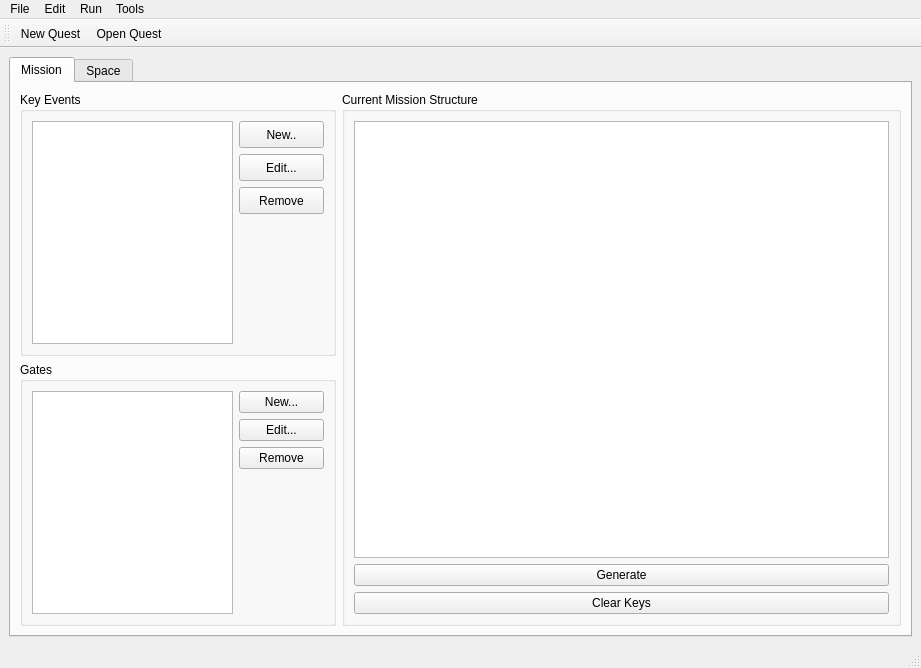
Above: ui/editorwindow.ui from hkeeble/ProcLevelDesigner before the change. Below: the same form after it.
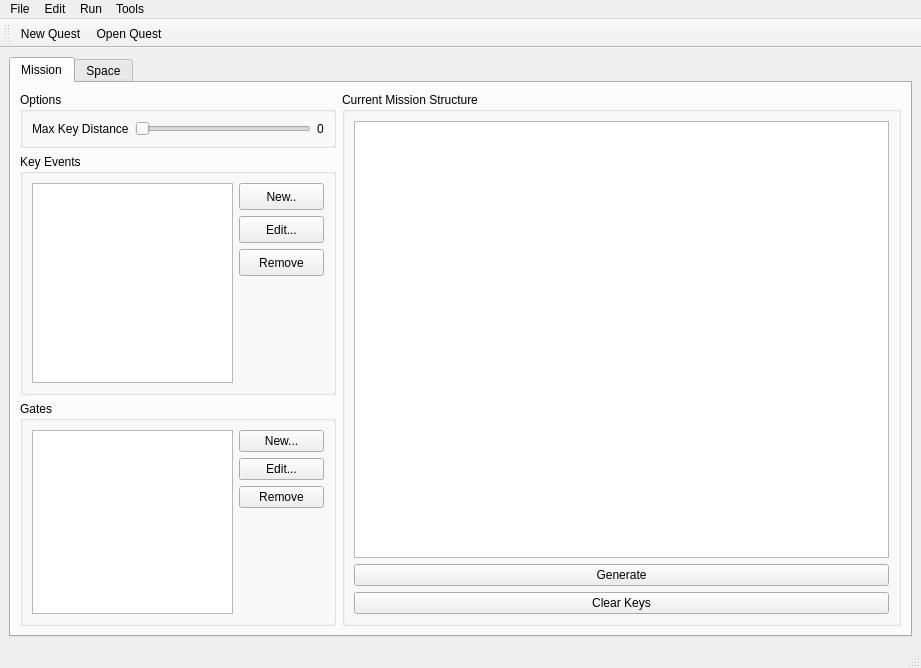
That is the form after the change. The open tabs and pages were chosen to show the change. Custom widgets are drawn as their Qt base class.

```diff
--- a/ui/editorwindow.ui
+++ b/ui/editorwindow.ui
@@ -44,6 +44,82 @@
             <property name="sizeConstraint">
              <enum>QLayout::SetMaximumSize</enum>
             </property>
+            <item>
+             <widget class="QGroupBox" name="groupBox">
+              <property name="title">
+               <string>Options</string>
+              </property>
+              <layout class="QVBoxLayout" name="verticalLayout_5">
+               <item>
+                <layout class="QHBoxLayout" name="horizontalLayout_5">
+                 <item>
+                  <widget class="QLabel" name="keyDistLabel">
+                   <property name="sizePolicy">
+                    <sizepolicy hsizetype="Fixed" vsizetype="Preferred">
+                     <horstretch>0</horstretch>
+                     <verstretch>0</verstretch>
+                    </sizepolicy>
+                   </property>
+                   <property name="toolTip">
+                    <string>The level of distribution between key event and it's required gate.</string>
+                   </property>
+                   <property name="text">
+                    <string>Max Key Distance</string>
+                   </property>
+                  </widget>
+                 </item>
+                 <item>
+                  <widget class="QSlider" name="maxKeyDistSlider">
+                   <property name="sizePolicy">
+                    <sizepolicy hsizetype="Minimum" vsizetype="Fixed">
+                     <horstretch>0</horstretch>
+                     <verstretch>0</verstretch>
+                    </sizepolicy>
+                   </property>
+                   <property name="minimum">
+                    <number>1</number>
+                   </property>
+                   <property name="maximum">
+                    <number>2</number>
+                   </property>
+                   <property name="pageStep">
+                    <number>1</number>
+                   </property>
+                   <property name="orientation">
+                    <enum>Qt::Horizontal</enum>
+                   </property>
+                   <property name="invertedAppearance">
+                    <bool>false</bool>
+                   </property>
+                   <property name="invertedControls">
+                    <bool>false</bool>
+                   </property>
+                   <property name="tickPosition">
+                    <enum>QSlider::NoTicks</enum>
+                   </property>
+                   <property name="tickInterval">
+                    <number>0</number>
+                   </property>
+                  </widget>
+                 </item>
+                 <item>
+                  <widget class="QLabel" name="maxKeyDistLabel">
+                   <property name="sizePolicy">
+                    <sizepolicy hsizetype="Maximum" vsizetype="Preferred">
+                     <horstretch>0</horstretch>
+                     <verstretch>0</verstretch>
+                    </sizepolicy>
+                   </property>
+                   <property name="text">
+                    <string>0</string>
+                   </property>
+                  </widget>
+                 </item>
+                </layout>
+               </item>
+              </layout>
+             </widget>
+            </item>
             <item>
              <widget class="QGroupBox" name="keyEventGroup">
               <property name="minimumSize">
```
Left out of the diff: 2 changed lines with no effect on the pictures.
